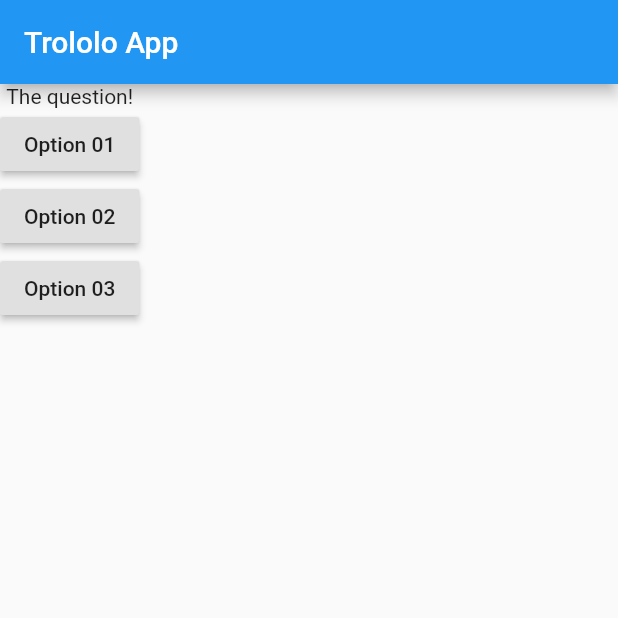
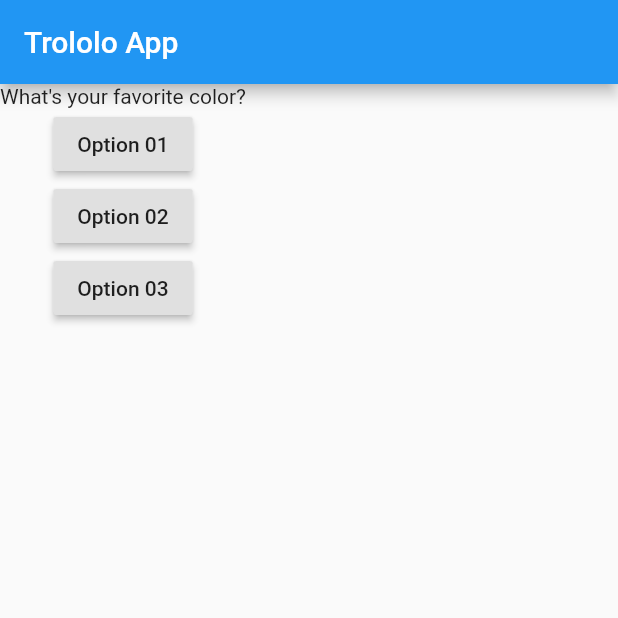
Before and after one commit to wolfhaltz/flutter_app, a Flutter app: the screen it shows after launch, on a phone screen of 412 x 824 dp, the top half of it. Run offline on Flutter 3.47's test engine with Material 2 defaults, Android fonts, the phone set to English and light mode, and no system bars.

Commit message:
MAIN: added question at screen
Used 'element.At(index)' to do this :) very useful

```diff
--- a/lib/main.dart
+++ b/lib/main.dart
@@ -28,7 +28,9 @@ class MyApp extends StatelessWidget {
         ),
         body: Column(
           children: <Widget>[
-            Text('The question!'),
+            Text(
+                questions.elementAt(0),
+            ),
             RaisedButton(
               child: Text('Option 01'),
                 onPressed: ()=> { print('Aerial function!')},
```
